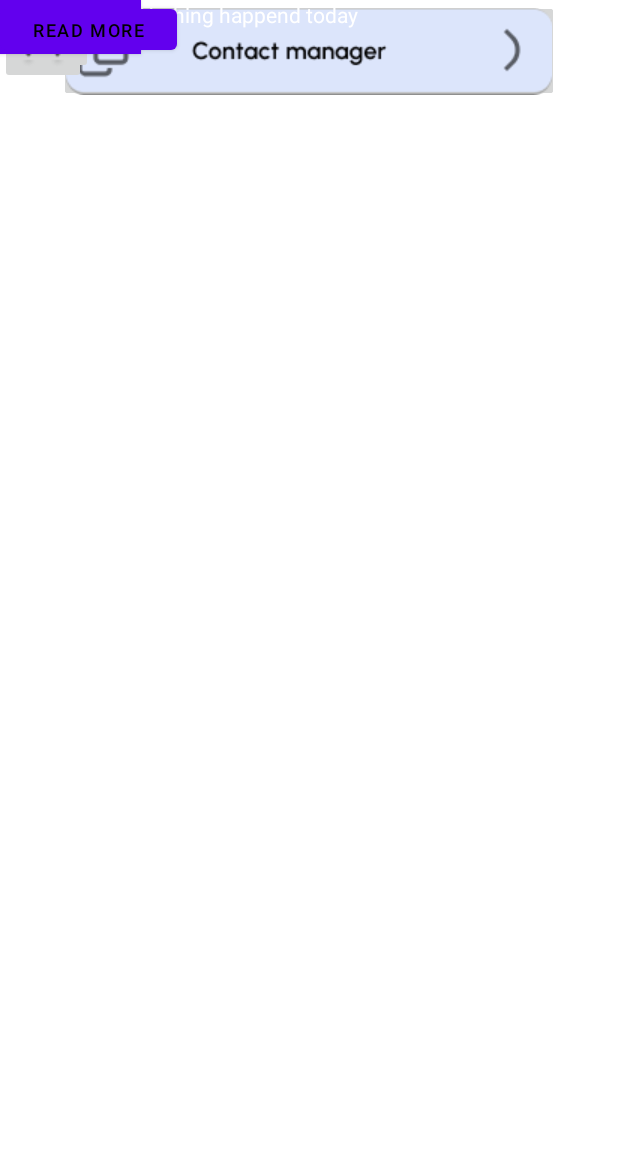
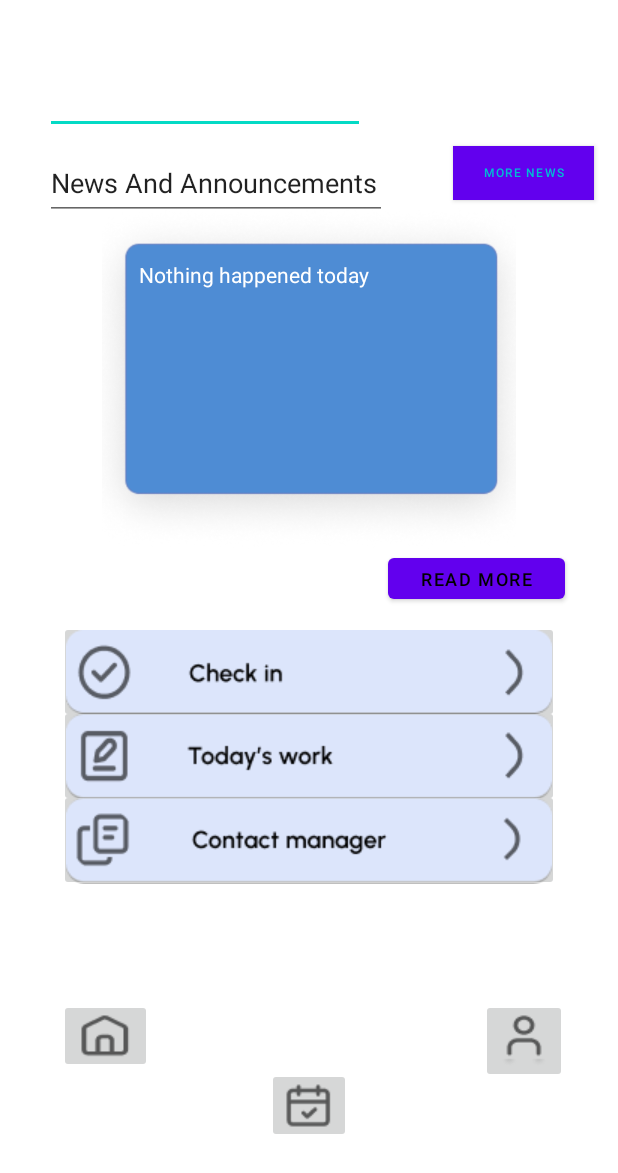
Before and after one commit to kayXi/Employee_Nexus, an Android app: the layout activity_home_page.xml on its own in the app's theme, with its tools: preview values and no code run, on a phone screen of 412 x 824 dp. Shown: the top 1173 px of the screen. Run offline under Robolectric (Android 15) with nearby library versions, the phone set to English and light mode, and no system bars.

Commit message:
initial work on news display
+ fixes some initial build errors wrt new homepage layout,
+ introduces a new error whenever the temp homepage layout is loaded for unknown reasons as all the relevant code works correctly on its own

```diff
--- a/app/src/main/res/layout/activity_Home_Page.xml
+++ b/app/src/main/res/layout/activity_home_page.xml
@@ -4,67 +4,75 @@
     xmlns:tools="http://schemas.android.com/tools"
     android:layout_width="match_parent"
     android:layout_height="match_parent"
-    tools:context=".MainActivity">
+    tools:context=".MainActivity"
+    tools:ignore="MissingDefaultResource">
 
     <EditText
         android:id="@+id/editTextDate"
         android:layout_width="wrap_content"
         android:layout_height="wrap_content"
         android:layout_marginStart="30dp"
+        android:layout_marginTop="44dp"
         android:ems="10"
         android:inputType="date"
         app:layout_constraintStart_toStartOf="parent"
-        tools:layout_editor_absoluteY="44dp" />
+        app:layout_constraintTop_toTopOf="parent" />
 
     <EditText
         android:id="@+id/editTextTextPersonName"
         android:layout_width="228dp"
         android:layout_height="49dp"
         android:layout_marginStart="30dp"
+        android:layout_marginTop="97dp"
         android:ems="10"
         android:inputType="textPersonName"
         android:text="News And Announcements"
         app:layout_constraintStart_toStartOf="parent"
-        tools:layout_editor_absoluteY="97dp" />
+        app:layout_constraintTop_toTopOf="parent" />
 
 
     <Button
         android:id="@+id/button"
         android:layout_width="94dp"
         android:layout_height="36dp"
+        android:layout_marginTop="97dp"
+        android:layout_marginEnd="16dp"
         android:background="@color/white"
         android:text="More news"
         android:textColor="#00BCD4"
         android:textSize="8sp"
-        tools:layout_editor_absoluteX="301dp"
-        tools:layout_editor_absoluteY="97dp" />
+        app:layout_constraintEnd_toEndOf="parent"
+        app:layout_constraintTop_toTopOf="parent" />
 
     <ImageButton
         android:id="@+id/imageButton7"
         android:layout_width="333dp"
         android:layout_height="68dp"
+        android:layout_marginTop="414dp"
         app:layout_constraintEnd_toEndOf="parent"
         app:layout_constraintStart_toStartOf="parent"
-        app:srcCompat="@drawable/GroupCheckIn"
-        tools:layout_editor_absoluteY="414dp" />
+        app:layout_constraintTop_toTopOf="parent"
+        app:srcCompat="@drawable/groupcheckin" />
 
     <ImageButton
         android:id="@+id/imageButton8"
         android:layout_width="333dp"
         android:layout_height="68dp"
+        android:layout_marginTop="470dp"
         app:layout_constraintEnd_toEndOf="parent"
         app:layout_constraintStart_toStartOf="parent"
-        app:srcCompat="@drawable/GroupTodayWork"
-        tools:layout_editor_absoluteY="470dp" />
+        app:layout_constraintTop_toTopOf="parent"
+        app:srcCompat="@drawable/grouptodaywork" />
 
     <ImageButton
         android:id="@+id/imageButton9"
         android:layout_width="333dp"
         android:layout_height="68dp"
+        android:layout_marginTop="526dp"
         app:layout_constraintEnd_toEndOf="parent"
         app:layout_constraintStart_toStartOf="parent"
-        app:srcCompat="@drawable/GroupContactManager"
-        tools:layout_editor_absoluteY="526dp" />
+        app:layout_constraintTop_toTopOf="parent"
+        app:srcCompat="@drawable/groupcontactmanager" />
 
     <ImageView
         android:id="@+id/imageView"
@@ -74,51 +82,71 @@
         app:layout_constraintBottom_toTopOf="@+id/imageButton7"
         app:layout_constraintEnd_toEndOf="parent"
         app:layout_constraintStart_toStartOf="parent"
-        app:srcCompat="@drawable/Newsbar" />
+        app:srcCompat="@drawable/newsbar" />
 
     <Button
         android:id="@+id/button3"
         android:layout_width="118dp"
         android:layout_height="39dp"
+        android:layout_marginTop="366dp"
+        android:layout_marginEnd="35dp"
         android:text="Read more"
         android:textColor="@color/black"
         android:textSize="12sp"
-        tools:layout_editor_absoluteX="258dp"
-        tools:layout_editor_absoluteY="366dp" />
+        app:layout_constraintEnd_toEndOf="parent"
+        app:layout_constraintTop_toTopOf="parent" />
 
     <TextView
         android:id="@+id/textView3"
         android:layout_width="226dp"
         android:layout_height="145dp"
-        android:text="Nothing happend today"
+        android:layout_marginTop="173dp"
+        android:text="Nothing happened today"
         android:textColor="@color/white"
         app:layout_constraintEnd_toEndOf="parent"
         app:layout_constraintHorizontal_bias="0.497"
         app:layout_constraintStart_toStartOf="parent"
-        tools:layout_editor_absoluteY="173dp" />
+        app:layout_constraintTop_toTopOf="parent" />
 
     <ImageButton
         android:id="@+id/imageButton10"
         android:layout_width="62dp"
         android:layout_height="49dp"
-        app:srcCompat="@drawable/HomeButton"
-        tools:layout_editor_absoluteX="39dp"
-        tools:layout_editor_absoluteY="666dp" />
+        android:layout_marginStart="39dp"
+        android:layout_marginTop="666dp"
+        app:layout_constraintStart_toStartOf="parent"
+        app:layout_constraintTop_toTopOf="parent"
+        app:srcCompat="@drawable/homebutton" />
 
     <ImageButton
         android:id="@+id/imageButton11"
         android:layout_width="wrap_content"
         android:layout_height="wrap_content"
-        app:srcCompat="@drawable/CalendarButton"
-        tools:layout_editor_absoluteX="177dp"
-        tools:layout_editor_absoluteY="666dp" />
+        android:layout_marginStart="177dp"
+        android:layout_marginTop="666dp"
+        android:layout_marginEnd="178dp"
+        android:layout_marginBottom="16dp"
+        app:layout_constraintBottom_toBottomOf="parent"
+        app:layout_constraintEnd_toEndOf="parent"
+        app:layout_constraintStart_toStartOf="parent"
+        app:layout_constraintTop_toTopOf="parent"
+        app:srcCompat="@drawable/calendarbutton" />
 
     <ImageButton
         android:id="@+id/imageButton12"
         android:layout_width="wrap_content"
         android:layout_height="wrap_content"
-        app:srcCompat="@drawable/UserButton"
-        tools:layout_editor_absoluteX="320dp"
-        tools:layout_editor_absoluteY="666dp" />
+        android:layout_marginTop="666dp"
+        android:layout_marginEnd="34dp"
+        app:layout_constraintEnd_toEndOf="parent"
+        app:layout_constraintTop_toTopOf="parent"
+        app:srcCompat="@drawable/userbutton" />
+
+    <androidx.constraintlayout.widget.Guideline
+        android:id="@+id/guideline2"
+        android:layout_width="wrap_content"
+        android:layout_height="wrap_content"
+        android:orientation="horizontal"
+        app:layout_constraintGuide_begin="20dp" />
 
 </androidx.constraintlayout.widget.ConstraintLayout>
```
Also changed, not shown: app/src/main/java/com/example/employee_nexus/ui/home/HomeFragment.java (+80 -6 lines), app/src/main/res/layout/fragment_home.xml (+14 -2 lines), app/src/main/res/drawable-v24/calendarbutton.png (renamed from app/src/main/res/drawable-v24/CalendarButton.png), app/src/main/res/drawable-v24/groupcheckin.png (renamed from app/src/main/res/drawable-v24/GroupCheckIn.png), app/src/main/res/drawable-v24/groupcontactmanager.png (renamed from app/src/main/res/drawable-v24/GroupContactManager.png), app/src/main/res/drawable-v24/grouptodaywork.png (renamed from app/src/main/res/drawable-v24/GroupTodayWork.png), app/src/main/res/drawable-v24/homebutton.png (renamed from app/src/main/res/drawable-v24/HomeButton.png), app/src/main/res/drawable-v24/newsbar.png (renamed from app/src/main/res/drawable-v24/Newsbar.png), app/src/main/res/drawable-v24/userbutton.png (renamed from app/src/main/res/drawable-v24/UserButton.png).
